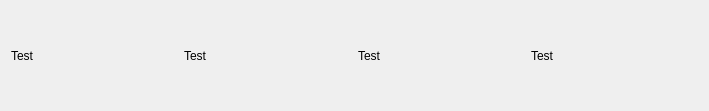
hryuk/stealth, file client/gui/iteminfo.ui: the form before one commit.
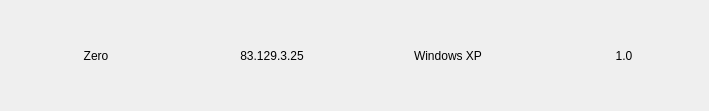
The form after the commit.

Diff of the .ui file:
```diff
--- a/client/gui/iteminfo.ui
+++ b/client/gui/iteminfo.ui
@@ -13,34 +13,61 @@
   <property name="windowTitle">
    <string>Form</string>
   </property>
+  <property name="styleSheet">
+   <string notr="true"/>
+  </property>
   <layout class="QGridLayout" name="gridLayout_2">
+   <property name="topMargin">
+    <number>0</number>
+   </property>
+   <property name="rightMargin">
+    <number>0</number>
+   </property>
+   <property name="bottomMargin">
+    <number>0</number>
+   </property>
    <item row="0" column="0">
     <layout class="QGridLayout" name="gridLayout">
-     <item row="0" column="0">
-      <widget class="QLabel" name="label">
-       <property name="text">
-        <string>Test</string>
-       </property>
-      </widget>
-     </item>
-     <item row="0" column="2">
-      <widget class="QLabel" name="label_3">
-       <property name="text">
-        <string>Test</string>
-       </property>
-      </widget>
-     </item>
      <item row="0" column="1">
       <widget class="QLabel" name="label_4">
        <property name="text">
-        <string>Test</string>
+        <string>83.129.3.25</string>
+       </property>
+       <property name="alignment">
+        <set>Qt::AlignCenter</set>
        </property>
       </widget>
      </item>
      <item row="0" column="3">
       <widget class="QLabel" name="label_2">
        <property name="text">
-        <string>Test</string>
+        <string>1.0</string>
+       </property>
+       <property name="alignment">
+        <set>Qt::AlignCenter</set>
+       </property>
+      </widget>
+     </item>
+     <item row="0" column="0">
+      <widget class="QLabel" name="label">
+       <property name="styleSheet">
+        <string notr="true"/>
+       </property>
+       <property name="text">
+        <string>Zero</string>
+       </property>
+       <property name="alignment">
+        <set>Qt::AlignCenter</set>
+       </property>
+      </widget>
+     </item>
+     <item row="0" column="2">
+      <widget class="QLabel" name="label_3">
+       <property name="text">
+        <string>Windows XP</string>
+       </property>
+       <property name="alignment">
+        <set>Qt::AlignCenter</set>
        </property>
       </widget>
      </item>
```
